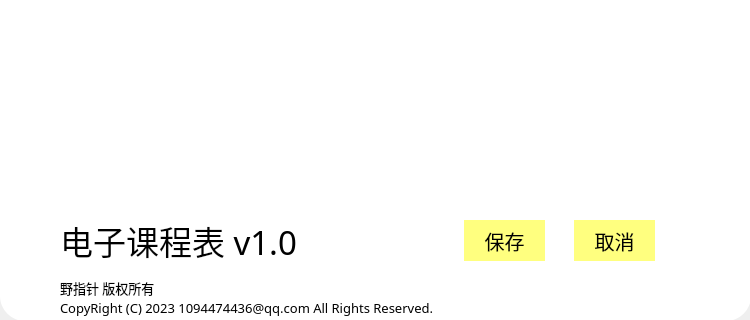
Old version of the form config.ui in the repository xiefujiang/desktopclassschedule; both pictures show x 0 to 750 and y 200 to 520 of the 750 by 520 pixel window.
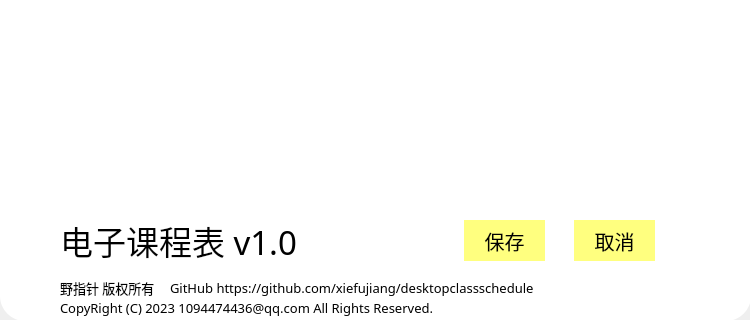
New version of the form.

```diff
--- a/config.ui
+++ b/config.ui
@@ -110,11 +110,14 @@
     </property>
    </widget>
    <widget class="QLabel" name="label_2">
+    <property name="enabled">
+     <bool>true</bool>
+    </property>
     <property name="geometry">
      <rect>
       <x>60</x>
       <y>480</y>
-      <width>271</width>
+      <width>101</width>
       <height>16</height>
      </rect>
     </property>
@@ -147,6 +150,25 @@
      <string>CopyRight (C) 2023 1094474436@qq.com All Rights Reserved.</string>
     </property>
    </widget>
+   <widget class="QLabel" name="label_4">
+    <property name="geometry">
+     <rect>
+      <x>170</x>
+      <y>480</y>
+      <width>491</width>
+      <height>16</height>
+     </rect>
+    </property>
+    <property name="font">
+     <font>
+      <family>MaoKenTangYuan (beta)</family>
+      <pointsize>10</pointsize>
+     </font>
+    </property>
+    <property name="text">
+     <string>GitHub https://github.com/xiefujiang/desktopclassschedule</string>
+    </property>
+   </widget>
   </widget>
  </widget>
  <resources/>
```
